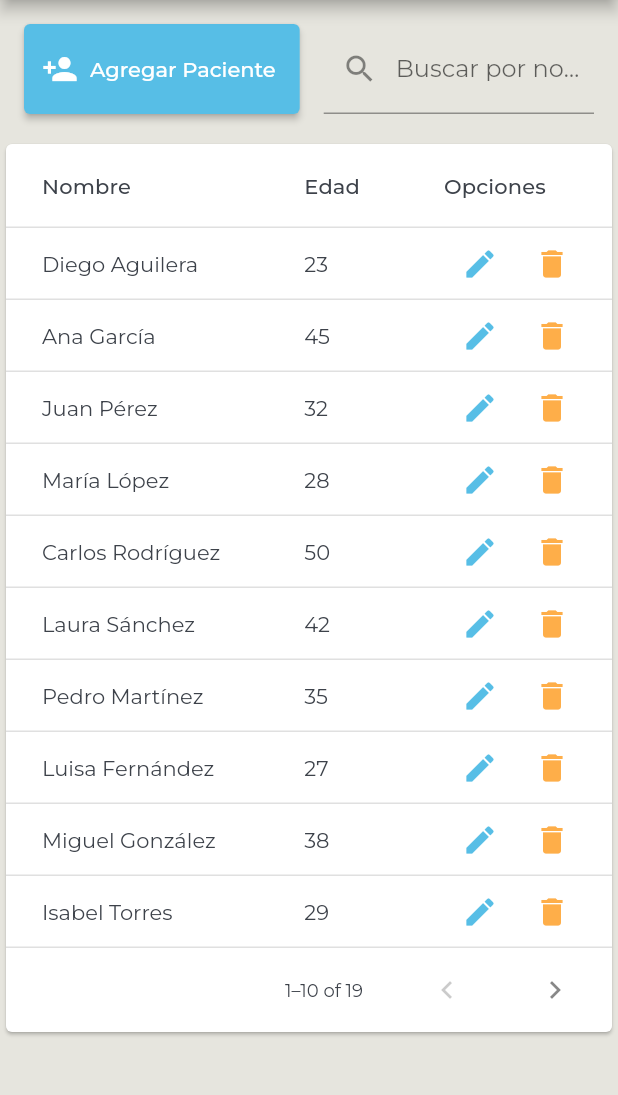
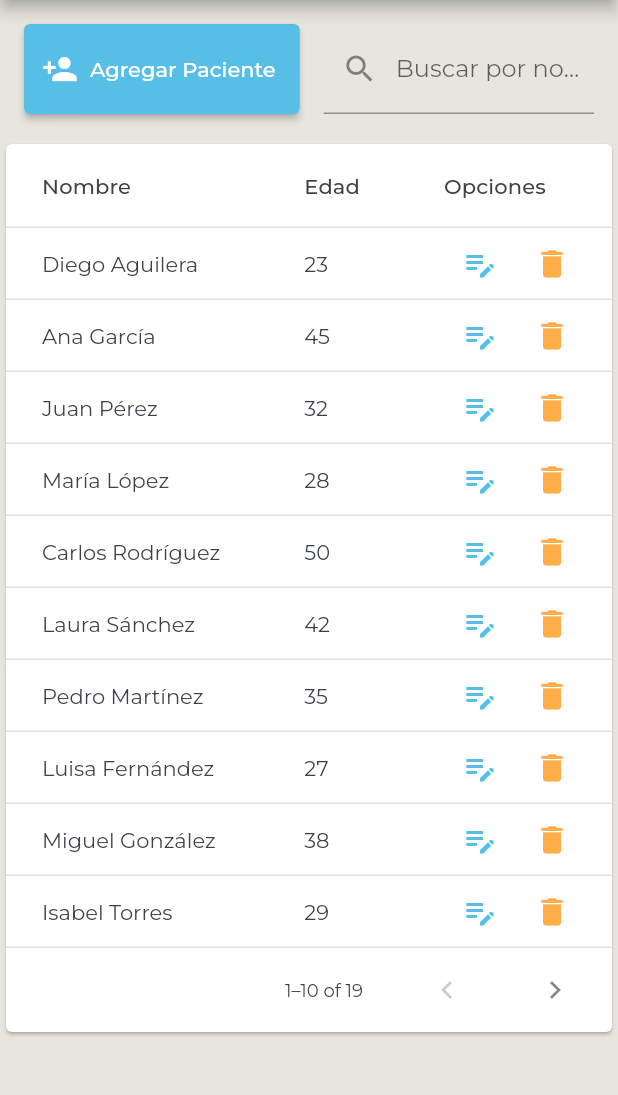
Before and after one commit to diegoaguilera4/FrontGestionTareasNEE, a Flutter app: the PacientesView screen opened by its route, on a phone screen of 412 x 824 dp, the part 84-1179 px from its top. Run offline on Flutter 3.47's test engine with Material 2 defaults, Android fonts, the phone set to English and light mode, and no system bars; our stand-ins replace google_fonts.

Commit message:
cambio de icono en tabla pacientes

```diff
--- a/lib/main.dart
+++ b/lib/main.dart
@@ -21,10 +21,9 @@
         textTheme:
             GoogleFonts.montserratTextTheme(Theme.of(context).textTheme).apply(
           bodyColor: secondaryColor,
-          displayColor: secondaryColor, // Configura la fuente secundaria aquí
+          displayColor: secondaryColor,
         ),
         canvasColor: secondaryColor,
-        // Tu configuración de tema aquí
       ),
       initialRoute: '/', // Página de inicio
       routes: {
@@ -34,7 +33,6 @@
         '/profesional': (context) => const ProfesionalView(),
         '/pacientes': (context) => PacientesView(),
         '/agregarPaciente': (context) => AgregarPersonaView()
-        // Define otras rutas aquí si es necesario
       },
     );
   }
--- a/lib/pages/login.dart
+++ b/lib/pages/login.dart
@@ -44,7 +44,7 @@ class LoginView extends StatelessWidget {
                   color: Colors.grey.withOpacity(0.5),
                   spreadRadius: 5,
                   blurRadius: 7,
-                  offset: Offset(0, 3),
+                  offset: const Offset(0, 3),
                 ),
               ],
             ),
--- a/lib/pages/pacientes.dart
+++ b/lib/pages/pacientes.dart
@@ -123,7 +123,7 @@ class PacientesDataSource extends DataTableSource {
           children: [
             IconButton(
               icon: const Icon(
-                Icons.edit,
+                Icons.edit_note,
                 color: primaryColor,
               ),
               onPressed: () {
```
